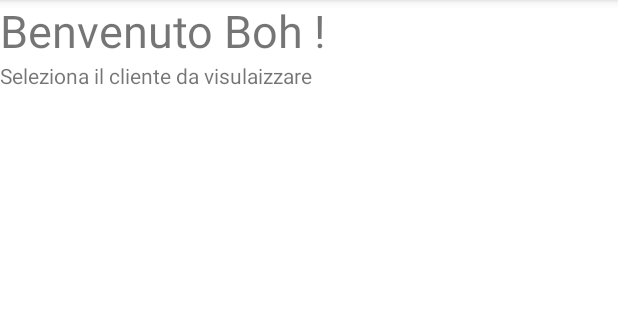
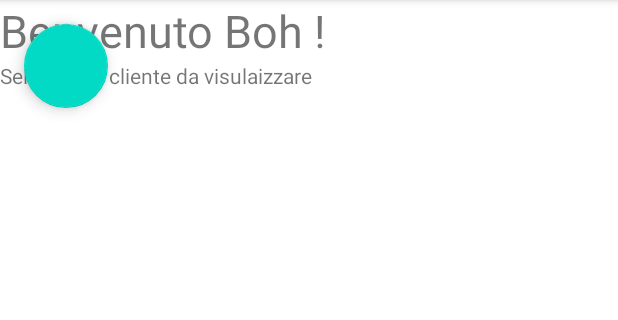
Before and after one commit to FResta99/Benessere, an Android app: the homeDietologo screen opened directly, with no data from a screen before it, on a phone screen of 412 x 824 dp, the part 84-404 px from its top. Run offline under Robolectric (Android 15) with nearby library versions, the phone set to English and light mode, and no system bars.

Commit message:
Creati i package per il pattern MVC

```diff
--- a/Android Studio/Benessere/app/src/main/java/com/interfacciabili/benessere/InserimentoCliente.java
+++ b/Android Studio/Benessere/app/src/main/java/com/interfacciabili/benessere/InserimentoCliente.java
@@ -7,6 +7,9 @@ import android.view.View;
 import android.widget.Button;
 import android.widget.TextView;
 import android.widget.Toast;
+
+import com.interfacciabili.benessere.control.DietDBHelper;
+import com.interfacciabili.benessere.model.Cliente;
 
 public class InserimentoCliente extends AppCompatActivity {
 
--- a/Android Studio/Benessere/app/src/main/java/com/interfacciabili/benessere/DietDBHelper.java
+++ b/Android Studio/Benessere/app/src/main/java/com/interfacciabili/benessere/control/DietDBHelper.java
@@ -1,4 +1,4 @@
-package com.interfacciabili.benessere;
+package com.interfacciabili.benessere.control;
 
 import android.content.ContentValues;
 import android.content.Context;
@@ -7,6 +7,8 @@ import android.database.sqlite.SQLiteDatabase;
 import android.database.sqlite.SQLiteOpenHelper;
 
 import androidx.annotation.Nullable;
+
+import com.interfacciabili.benessere.model.Cliente;
 
 import java.util.ArrayList;
 import java.util.List;
--- a/Android Studio/Benessere/app/src/main/java/com/interfacciabili/benessere/homeDietologo.java
+++ b/Android Studio/Benessere/app/src/main/java/com/interfacciabili/benessere/homeDietologo.java
@@ -9,6 +9,10 @@ import android.widget.AdapterView;
 import android.widget.ArrayAdapter;
 import android.widget.ListView;
 import android.widget.TextView;
+
+import com.interfacciabili.benessere.control.DietDBHelper;
+import com.interfacciabili.benessere.model.Cliente;
+import com.interfacciabili.benessere.model.Dietologo;
 
 public class homeDietologo extends AppCompatActivity {
 
--- a/Android Studio/Benessere/app/src/main/java/com/interfacciabili/benessere/Alimento.java
+++ b/Android Studio/Benessere/app/src/main/java/com/interfacciabili/benessere/model/Alimento.java
@@ -1,4 +1,4 @@
-package com.interfacciabili.benessere;
+package com.interfacciabili.benessere.model;
 
 public class Alimento {
     private int id;
--- a/Android Studio/Benessere/app/src/main/java/com/interfacciabili/benessere/Cliente.java
+++ b/Android Studio/Benessere/app/src/main/java/com/interfacciabili/benessere/model/Cliente.java
@@ -1,4 +1,4 @@
-package com.interfacciabili.benessere;
+package com.interfacciabili.benessere.model;
 
 // Classe che descrive un cliente con tutti i suoi attributi
 
--- a/Android Studio/Benessere/app/src/main/java/com/interfacciabili/benessere/Dieta.java
+++ b/Android Studio/Benessere/app/src/main/java/com/interfacciabili/benessere/model/Dieta.java
@@ -1,4 +1,4 @@
-package com.interfacciabili.benessere;
+package com.interfacciabili.benessere.model;
 
 public class Dieta {
     private String clienteDieta;
--- a/Android Studio/Benessere/app/src/main/java/com/interfacciabili/benessere/Dietologo.java
+++ b/Android Studio/Benessere/app/src/main/java/com/interfacciabili/benessere/model/Dietologo.java
@@ -1,4 +1,4 @@
-package com.interfacciabili.benessere;
+package com.interfacciabili.benessere.model;
 
 // Classe che descrive un dietologo con tutti i suoi attributi
 
--- a/Android Studio/Benessere/app/src/main/java/com/interfacciabili/benessere/Studio.java
+++ b/Android Studio/Benessere/app/src/main/java/com/interfacciabili/benessere/model/Studio.java
@@ -1,4 +1,4 @@
-package com.interfacciabili.benessere;
+package com.interfacciabili.benessere.model;
 
 public class Studio {
     private String nTelelefono;
--- a/Android Studio/Benessere/app/src/main/res/layout/activity_home_dietologo.xml
+++ b/Android Studio/Benessere/app/src/main/res/layout/activity_home_dietologo.xml
@@ -28,4 +28,14 @@
         android:layout_marginTop="10dp"
         android:layout_below="@+id/tvSeleziona"
          />
+
+
+    <com.google.android.material.floatingactionbutton.FloatingActionButton
+        android:id="@+id/floating_action_button"
+        android:layout_width="wrap_content"
+        android:layout_height="wrap_content"
+        android:layout_gravity="bottom|right"
+        android:layout_margin="16dp"
+        />
+
 </RelativeLayout>
```
